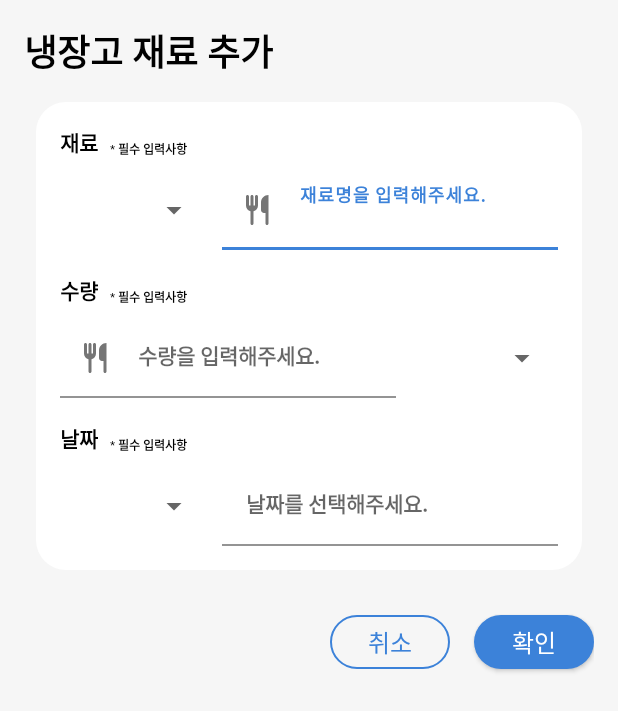
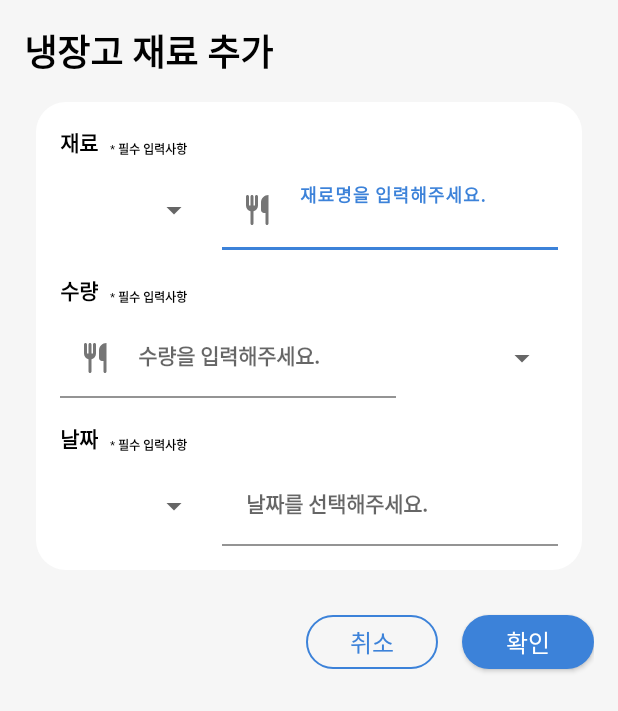
Before and after one commit to Dynamic-LAB/sinsungo_android, an Android app: the layout dialog_refrigerator.xml on its own in the app's theme, with its tools: preview values and no code run, on a phone screen of 412 x 824 dp. Shown: the top 711 px of the screen. Run offline under Robolectric (Android 15) with nearby library versions, the light colour scheme and no system bars.

Commit message:
#62 [style] : 냉장고 커스텀 다이얼로그 View 수정
버튼 width, height 수정
+ 라인 정리 포함

```diff
--- a/app/src/main/res/drawable/bg_dialog.xml
+++ b/app/src/main/res/drawable/bg_dialog.xml
@@ -1,6 +1,6 @@
 <?xml version="1.0" encoding="utf-8"?>
 <shape xmlns:android="http://schemas.android.com/apk/res/android"
     android:shape="rectangle">
-    <solid android:color="@null"/>
-    <corners android:radius="20dp"/>
+    <solid android:color="@null" />
+    <corners android:radius="20dp" />
 </shape>
--- a/app/src/main/res/layout/dialog_refrigerator.xml
+++ b/app/src/main/res/layout/dialog_refrigerator.xml
@@ -157,9 +157,9 @@
                 android:id="@+id/spinner_exdate_type"
                 android:layout_width="100dp"
                 android:layout_height="0dp"
+                app:layout_constraintBottom_toBottomOf="@id/tf_exdate"
                 app:layout_constraintStart_toStartOf="parent"
-                app:layout_constraintTop_toTopOf="@id/tf_exdate"
-                app:layout_constraintBottom_toBottomOf="@id/tf_exdate"/>
+                app:layout_constraintTop_toTopOf="@id/tf_exdate" />
 
             <com.google.android.material.textfield.TextInputLayout
                 android:id="@+id/tf_exdate"
@@ -188,14 +188,14 @@
             android:layout_width="wrap_content"
             android:layout_height="wrap_content"
             android:layout_marginTop="24dp"
+            app:layout_constraintBottom_toBottomOf="parent"
             app:layout_constraintEnd_toEndOf="parent"
-            app:layout_constraintTop_toBottomOf="@id/cl_dialog_body"
-            app:layout_constraintBottom_toBottomOf="parent">
+            app:layout_constraintTop_toBottomOf="@id/cl_dialog_body">
 
             <Button
                 android:id="@+id/btn_canel"
                 style="@style/Widget.MaterialComponents.Button.OutlinedButton.Dialog"
-                android:layout_width="80dp"
+                android:layout_width="wrap_content"
                 android:layout_height="wrap_content"
                 android:layout_marginEnd="16dp"
                 android:text="@string/btn_cancel"
@@ -206,13 +206,13 @@
 
             <Button
                 android:id="@+id/btn_accept"
-                android:layout_width="80dp"
+                style="@style/Widget.MaterialComponents.Button.Dialog"
+                android:layout_width="wrap_content"
                 android:layout_height="wrap_content"
                 android:text="@string/btn_accept"
-                style="@style/Widget.MaterialComponents.Button.Dialog"
+                app:layout_constraintBottom_toBottomOf="parent"
                 app:layout_constraintEnd_toEndOf="parent"
-                app:layout_constraintTop_toTopOf="parent"
-                app:layout_constraintBottom_toBottomOf="parent" />
+                app:layout_constraintTop_toTopOf="parent" />
 
         </androidx.constraintlayout.widget.ConstraintLayout>
 
--- a/app/src/main/res/values/themes.xml
+++ b/app/src/main/res/values/themes.xml
@@ -246,15 +246,13 @@
     </style>
 
     <!-- Button Style -->
-    <style name="Widget.MaterialComponents.Button.OutlinedButton.Dialog"
-        parent="Widget.MaterialComponents.Button.OutlinedButton">
+    <style name="Widget.MaterialComponents.Button.OutlinedButton.Dialog" parent="Widget.MaterialComponents.Button.OutlinedButton">
         <item name="cornerRadius">20dp</item>
         <item name="strokeColor">@color/royal_blue</item>
         <item name="android:textAppearance">@style/Text.Regular_16_blue</item>
     </style>
 
-    <style name="Widget.MaterialComponents.Button.Dialog"
-        parent="Widget.MaterialComponents.Button">
+    <style name="Widget.MaterialComponents.Button.Dialog" parent="Widget.MaterialComponents.Button">
         <item name="cornerRadius">20dp</item>
         <item name="android:textAppearance">@style/Text.Regular_16_white</item>
     </style>
```
Also changed, not shown: app/src/main/res/drawable/ic_cutlery.xml (+6 -6 lines).
